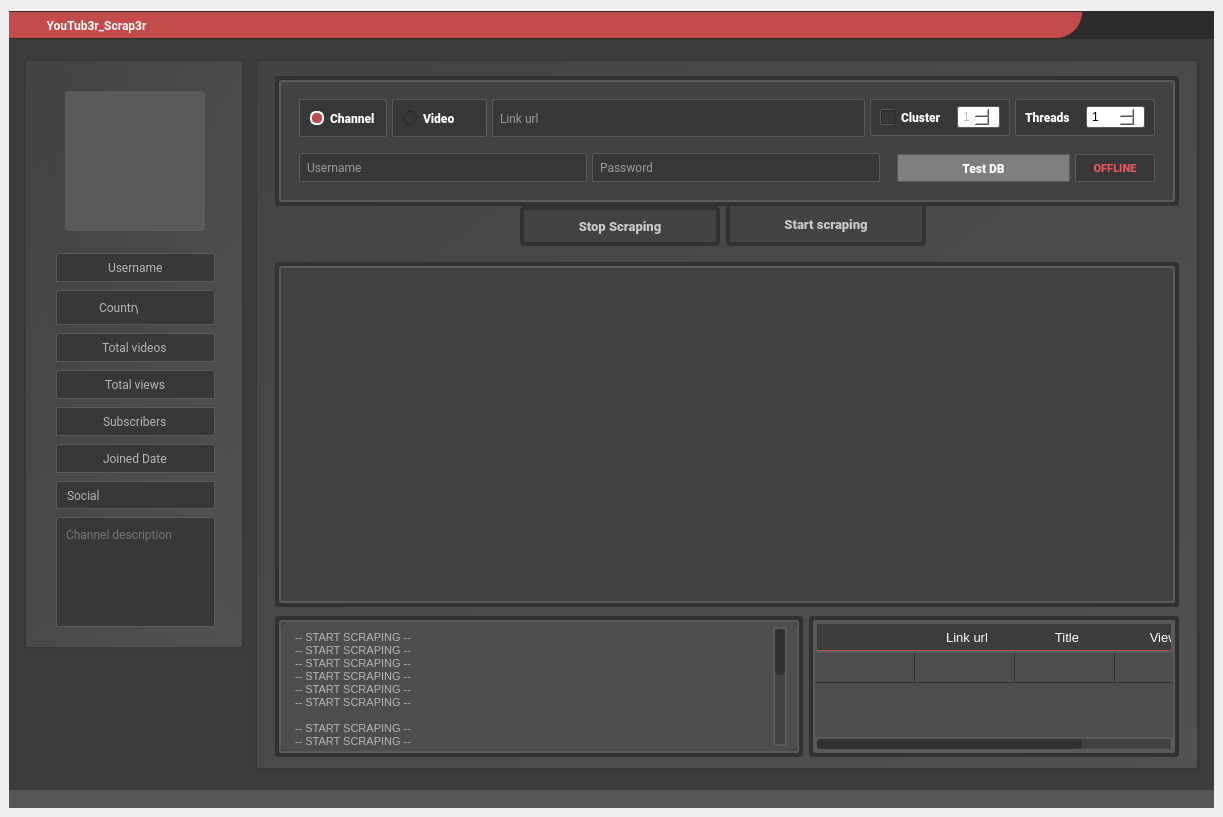
The window that ui/second_gui_style.ui (T4M1Z/GUI-PyQT5-Youtub3r_Scrap3r) describes before a commit, drawn with Qt 5.
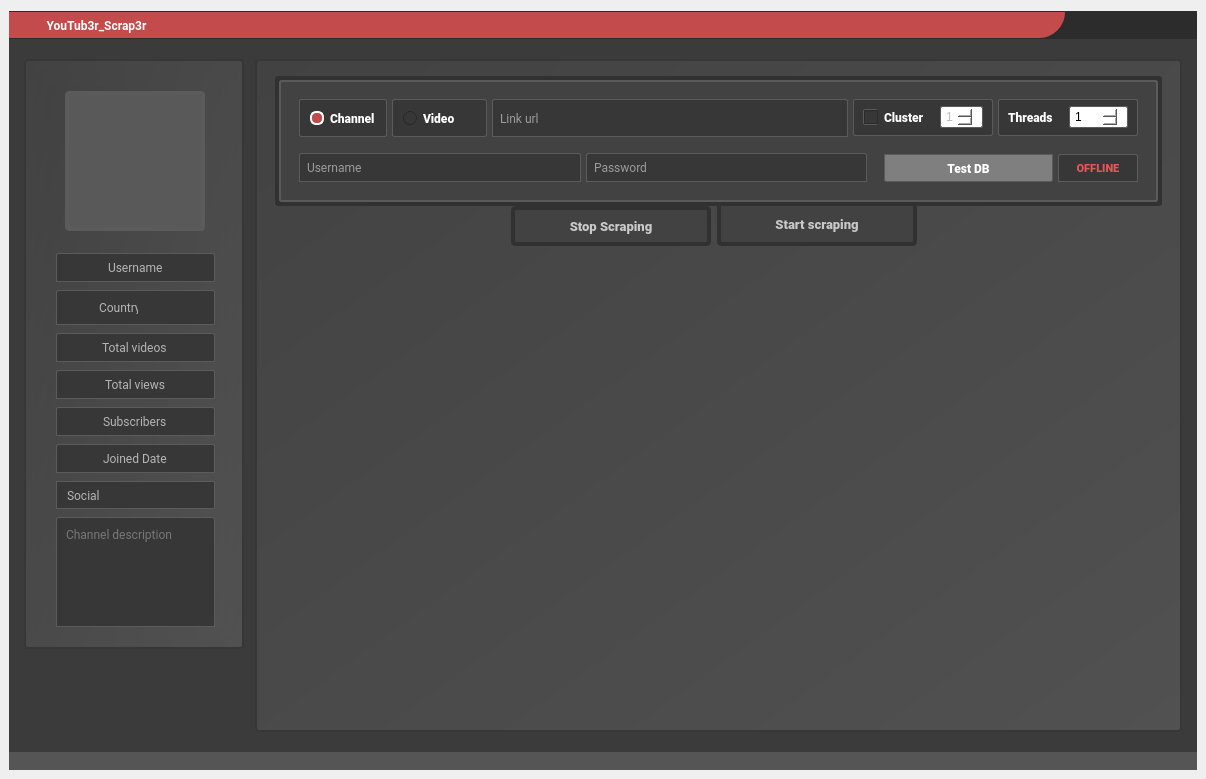
The same window after the commit. Icons and pictures are not drawn.

Commit message: animation, slider, scarping improve, widget, monitoring panel

The edit to the form file:
```diff
--- a/ui/second_gui_style.ui
+++ b/ui/second_gui_style.ui
@@ -6,8 +6,8 @@
    <rect>
     <x>0</x>
     <y>0</y>
-    <width>1223</width>
-    <height>817</height>
+    <width>1206</width>
+    <height>779</height>
    </rect>
   </property>
   <property name="minimumSize">
@@ -2555,429 +2555,7 @@
               </widget>
              </item>
              <item>
-              <layout class="QHBoxLayout" name="horizontalLayout_20">
-               <property name="spacing">
-                <number>0</number>
-               </property>
-               <property name="topMargin">
-                <number>0</number>
-               </property>
-               <item>
-                <widget class="QFrame" name="frame_14">
-                 <property name="styleSheet">
-                  <string notr="true">border:none;
-background-color: qlineargradient(spread:pad, x1:0, y1:0.0116818, x2:1, y2:1, stop:1 rgba(0, 0, 0, 0));</string>
-                 </property>
-                 <property name="frameShape">
-                  <enum>QFrame::StyledPanel</enum>
-                 </property>
-                 <property name="frameShadow">
-                  <enum>QFrame::Raised</enum>
-                 </property>
-                 <layout class="QHBoxLayout" name="horizontalLayout_18" stretch="5">
-                  <property name="topMargin">
-                   <number>0</number>
-                  </property>
-                  <item>
-                   <widget class="QFrame" name="frame_5">
-                    <property name="styleSheet">
-                     <string notr="true">background-color: rgb(49, 49, 49);
-border-radius:3px;
-
-border:0px;</string>
-                    </property>
-                    <property name="frameShape">
-                     <enum>QFrame::StyledPanel</enum>
-                    </property>
-                    <property name="frameShadow">
-                     <enum>QFrame::Raised</enum>
-                    </property>
-                    <layout class="QHBoxLayout" name="horizontalLayout_14">
-                     <property name="leftMargin">
-                      <number>4</number>
-                     </property>
-                     <property name="topMargin">
-                      <number>4</number>
-                     </property>
-                     <property name="rightMargin">
-                      <number>4</number>
-                     </property>
-                     <property name="bottomMargin">
-                      <number>4</number>
-                     </property>
-                     <item>
-                      <widget class="QFrame" name="frame_2">
-                       <property name="styleSheet">
-                        <string notr="true">background-color: rgb(66, 66, 66);
-border:2px solid rgb(90, 90, 90);</string>
-                       </property>
-                       <property name="frameShape">
-                        <enum>QFrame::StyledPanel</enum>
-                       </property>
-                       <property name="frameShadow">
-                        <enum>QFrame::Raised</enum>
-                       </property>
-                       <layout class="QHBoxLayout" name="horizontalLayout_11">
-                        <property name="leftMargin">
-                         <number>9</number>
-                        </property>
-                        <property name="topMargin">
-                         <number>9</number>
-                        </property>
-                        <item>
-                         <layout class="QVBoxLayout" name="selenium_layout"/>
-                        </item>
-                       </layout>
-                      </widget>
-                     </item>
-                    </layout>
-                   </widget>
-                  </item>
-                 </layout>
-                </widget>
-               </item>
-              </layout>
-             </item>
-             <item>
-              <widget class="QFrame" name="scraping_monitoring_frame">
-               <property name="maximumSize">
-                <size>
-                 <width>16777215</width>
-                 <height>16777215</height>
-                </size>
-               </property>
-               <property name="styleSheet">
-                <string notr="true">border:none;
-background-color: qlineargradient(spread:pad, x1:0, y1:0.0116818, x2:1, y2:1, stop:1 rgba(0, 0, 0, 0));</string>
-               </property>
-               <property name="frameShape">
-                <enum>QFrame::StyledPanel</enum>
-               </property>
-               <property name="frameShadow">
-                <enum>QFrame::Raised</enum>
-               </property>
-               <layout class="QHBoxLayout" name="horizontalLayout_28" stretch="10,7">
-                <property name="topMargin">
-                 <number>0</number>
-                </property>
-                <property name="bottomMargin">
-                 <number>0</number>
-                </property>
-                <item>
-                 <widget class="QFrame" name="frame_20">
-                  <property name="styleSheet">
-                   <string notr="true">background-color: rgb(49, 49, 49);
-border-radius:3px;
-
-border:0px;</string>
-                  </property>
-                  <property name="frameShape">
-                   <enum>QFrame::StyledPanel</enum>
-                  </property>
-                  <property name="frameShadow">
-                   <enum>QFrame::Raised</enum>
-                  </property>
-                  <layout class="QHBoxLayout" name="horizontalLayout_24">
-                   <property name="leftMargin">
-                    <number>4</number>
-                   </property>
-                   <property name="topMargin">
-                    <number>4</number>
-                   </property>
-                   <property name="rightMargin">
-                    <number>4</number>
-                   </property>
-                   <property name="bottomMargin">
-                    <number>4</number>
-                   </property>
-                   <item>
-                    <widget class="QFrame" name="frame_23">
-                     <property name="styleSheet">
-                      <string notr="true">background-color: rgb(66, 66, 66);
-border:2px solid rgb(90, 90, 90);</string>
-                     </property>
-                     <property name="frameShape">
-                      <enum>QFrame::StyledPanel</enum>
-                     </property>
-                     <property name="frameShadow">
-                      <enum>QFrame::Raised</enum>
-                     </property>
-                     <layout class="QHBoxLayout" name="horizontalLayout_25">
-                      <property name="leftMargin">
-                       <number>0</number>
-                      </property>
-                      <property name="topMargin">
-                       <number>0</number>
-                      </property>
-                      <property name="rightMargin">
-                       <number>0</number>
-                      </property>
-                      <property name="bottomMargin">
-                       <number>0</number>
-                      </property>
-                      <item>
-                       <widget class="QTextBrowser" name="textBrowser">
-                        <property name="styleSheet">
-                         <string notr="true">QTextBrowser{
-	border:none;
-		color: rgb(181, 181, 181);
-	border-radius:8px;
-	background-color: rgb(77, 77, 77);
-	padding-left:10px;
-	padding-top:5px;
-	padding-bottom:5px;
-	padding-right:10px;
-}</string>
-                        </property>
-                        <property name="html">
-                         <string>&lt;!DOCTYPE HTML PUBLIC &quot;-//W3C//DTD HTML 4.0//EN&quot; &quot;http://www.w3.org/TR/REC-html40/strict.dtd&quot;&gt;
-&lt;html&gt;&lt;head&gt;&lt;meta name=&quot;qrichtext&quot; content=&quot;1&quot; /&gt;&lt;style type=&quot;text/css&quot;&gt;
-p, li { white-space: pre-wrap; }
-&lt;/style&gt;&lt;/head&gt;&lt;body style=&quot; font-family:'MS Shell Dlg 2'; font-size:8.25pt; font-weight:400; font-style:normal;&quot;&gt;
-&lt;p style=&quot; margin-top:0px; margin-bottom:0px; margin-left:0px; margin-right:0px; -qt-block-indent:0; text-indent:0px;&quot;&gt;-- START SCRAPING --	&lt;/p&gt;
-&lt;p style=&quot; margin-top:0px; margin-bottom:0px; margin-left:0px; margin-right:0px; -qt-block-indent:0; text-indent:0px;&quot;&gt;-- START SCRAPING --	&lt;/p&gt;
-&lt;p style=&quot; margin-top:0px; margin-bottom:0px; margin-left:0px; margin-right:0px; -qt-block-indent:0; text-indent:0px;&quot;&gt;-- START SCRAPING --	&lt;/p&gt;
-&lt;p style=&quot; margin-top:0px; margin-bottom:0px; margin-left:0px; margin-right:0px; -qt-block-indent:0; text-indent:0px;&quot;&gt;-- START SCRAPING --	&lt;/p&gt;
-&lt;p style=&quot; margin-top:0px; margin-bottom:0px; margin-left:0px; margin-right:0px; -qt-block-indent:0; text-indent:0px;&quot;&gt;-- START SCRAPING --	&lt;/p&gt;
-&lt;p style=&quot; margin-top:0px; margin-bottom:0px; margin-left:0px; margin-right:0px; -qt-block-indent:0; text-indent:0px;&quot;&gt;-- START SCRAPING --	&lt;/p&gt;
-&lt;p style=&quot;-qt-paragraph-type:empty; margin-top:0px; margin-bottom:0px; margin-left:0px; margin-right:0px; -qt-block-indent:0; text-indent:0px;&quot;&gt;&lt;br /&gt;&lt;/p&gt;
-&lt;p style=&quot; margin-top:0px; margin-bottom:0px; margin-left:0px; margin-right:0px; -qt-block-indent:0; text-indent:0px;&quot;&gt;-- START SCRAPING --	&lt;/p&gt;
-&lt;p style=&quot; margin-top:0px; margin-bottom:0px; margin-left:0px; margin-right:0px; -qt-block-indent:0; text-indent:0px;&quot;&gt;-- START SCRAPING --	&lt;/p&gt;
-&lt;p style=&quot; margin-top:0px; margin-bottom:0px; margin-left:0px; margin-right:0px; -qt-block-indent:0; text-indent:0px;&quot;&gt;-- START SCRAPING --	&lt;/p&gt;
-&lt;p style=&quot; margin-top:0px; margin-bottom:0px; margin-left:0px; margin-right:0px; -qt-block-indent:0; text-indent:0px;&quot;&gt;-- START SCRAPING --	&lt;/p&gt;
-&lt;p style=&quot; margin-top:0px; margin-bottom:0px; margin-left:0px; margin-right:0px; -qt-block-indent:0; text-indent:0px;&quot;&gt;-- START SCRAPING --	&lt;/p&gt;
-&lt;p style=&quot; margin-top:0px; margin-bottom:0px; margin-left:0px; margin-right:0px; -qt-block-indent:0; text-indent:0px;&quot;&gt;-- START SCRAPING --	&lt;/p&gt;
-&lt;p style=&quot; margin-top:0px; margin-bottom:0px; margin-left:0px; margin-right:0px; -qt-block-indent:0; text-indent:0px;&quot;&gt;-- START SCRAPING --	&lt;/p&gt;
-&lt;p style=&quot; margin-top:0px; margin-bottom:0px; margin-left:0px; margin-right:0px; -qt-block-indent:0; text-indent:0px;&quot;&gt;-- START SCRAPING --	&lt;/p&gt;
-&lt;p style=&quot; margin-top:0px; margin-bottom:0px; margin-left:0px; margin-right:0px; -qt-block-indent:0; text-indent:0px;&quot;&gt;-- START SCRAPING --	&lt;/p&gt;
-&lt;p style=&quot; margin-top:0px; margin-bottom:0px; margin-left:0px; margin-right:0px; -qt-block-indent:0; text-indent:0px;&quot;&gt;-- START SCRAPING --	&lt;/p&gt;
-&lt;p style=&quot; margin-top:0px; margin-bottom:0px; margin-left:0px; margin-right:0px; -qt-block-indent:0; text-indent:0px;&quot;&gt;-- START SCRAPING --	&lt;/p&gt;
-&lt;p style=&quot; margin-top:0px; margin-bottom:0px; margin-left:0px; margin-right:0px; -qt-block-indent:0; text-indent:0px;&quot;&gt;-- START SCRAPING --	&lt;/p&gt;
-&lt;p style=&quot; margin-top:0px; margin-bottom:0px; margin-left:0px; margin-right:0px; -qt-block-indent:0; text-indent:0px;&quot;&gt;-- START SCRAPING --	&lt;/p&gt;
-&lt;p style=&quot; margin-top:0px; margin-bottom:0px; margin-left:0px; margin-right:0px; -qt-block-indent:0; text-indent:0px;&quot;&gt;-- START SCRAPING --	&lt;/p&gt;
-&lt;p style=&quot; margin-top:0px; margin-bottom:0px; margin-left:0px; margin-right:0px; -qt-block-indent:0; text-indent:0px;&quot;&gt;-- START SCRAPING --	&lt;/p&gt;&lt;/body&gt;&lt;/html&gt;</string>
-                        </property>
-                       </widget>
-                      </item>
-                     </layout>
-                    </widget>
-                   </item>
-                  </layout>
-                 </widget>
-                </item>
-                <item>
-                 <widget class="QFrame" name="frame_26">
-                  <property name="frameShape">
-                   <enum>QFrame::StyledPanel</enum>
-                  </property>
-                  <property name="frameShadow">
-                   <enum>QFrame::Raised</enum>
-                  </property>
-                  <layout class="QHBoxLayout" name="horizontalLayout_31">
-                   <property name="leftMargin">
-                    <number>0</number>
-                   </property>
-                   <property name="topMargin">
-                    <number>0</number>
-                   </property>
-                   <property name="rightMargin">
-                    <number>0</number>
-                   </property>
-                   <property name="bottomMargin">
-                    <number>0</number>
-                   </property>
-                   <item>
-                    <widget class="QFrame" name="frame_27">
-                     <property name="styleSheet">
-                      <string notr="true">background-color: rgb(49, 49, 49);
-border-radius:3px;
-
-border:0px;</string>
-                     </property>
-                     <property name="frameShape">
-                      <enum>QFrame::StyledPanel</enum>
-                     </property>
-                     <property name="frameShadow">
-                      <enum>QFrame::Raised</enum>
-                     </property>
-                     <layout class="QHBoxLayout" name="horizontalLayout_29">
-                      <property name="leftMargin">
-                       <number>4</number>
-                      </property>
-                      <property name="topMargin">
-                       <number>4</number>
-                      </property>
-                      <property name="rightMargin">
-                       <number>4</number>
-                      </property>
-                      <property name="bottomMargin">
-                       <number>4</number>
-                      </property>
-                      <item>
-                       <widget class="QFrame" name="frame_28">
-                        <property name="styleSheet">
-                         <string notr="true">background-color: rgb(66, 66, 66);
-border:2px solid rgb(90, 90, 90);</string>
-                        </property>
-                        <property name="frameShape">
-                         <enum>QFrame::StyledPanel</enum>
-                        </property>
-                        <property name="frameShadow">
-                         <enum>QFrame::Raised</enum>
-                        </property>
-                        <layout class="QHBoxLayout" name="horizontalLayout_30">
-                         <property name="leftMargin">
-                          <number>0</number>
-                         </property>
-                         <property name="topMargin">
-                          <number>0</number>
-                         </property>
-                         <property name="rightMargin">
-                          <number>0</number>
-                         </property>
-                         <property name="bottomMargin">
-                          <number>0</number>
-                         </property>
-                         <item>
-                          <widget class="QTableWidget" name="tableWidget">
-                           <property name="font">
-                            <font>
-                             <family>Roboto</family>
-                            </font>
-                           </property>
-                           <property name="styleSheet">
-                            <string notr="true">QTableWidget{
-	border-radius:8px;
-	border: none;
-}
-
-
-
-QTableWidget, QHeaderView::section, QTableWidget QTableCornerButton:section
-{
-	background-color: rgb(77, 77, 77);
-    color: #fff;
-    gridline-color:  rgb(48, 48, 48);
-
-}
-
-QTableWidget::item:selected
-{
-	background-color: rgb(56, 56, 56);
-}
-
-
-QTableWidget QTableCornerButton::section {
-background-color: qlineargradient(spread:pad, x1:0, y1:0.0116818, x2:1, y2:1, stop:1 rgba(0, 0, 0, 0));
-}
-
-QHeaderView{
-font: 13px ;
-color:rgb(240, 240, 240);
-background-color: rgb(80, 80, 80);
-}
-QHeaderView::section:horizontal{
-min-height:30px;
-border:0;
-border-bottom:1px solid rgb(195, 75, 75);
-background-color: rgb(60,60,60);
-}
-
-QHeaderView::section{
-font: 13px ;
-text-align:center;
-}
-QHeaderView::section:hover{
-	color: rgb(255, 255, 255);
-	background-color: rgb(75, 75, 75);
-}
-QHeaderView::section:checked{/*不取消高亮*/
-	color: rgb(255, 255, 255);
-	background-color: rgb(75, 75, 75);
-}
-QHeaderView::section:selected{
-	color: rgb(255, 255, 255);
-	background-color: rgb(75, 75, 75);
-}
-QHeaderView::section:checked:hover{
-	color: rgb(255, 255, 255);
-	background-color: rgb(75, 75, 75);
-}
-</string>
-                           </property>
-                           <property name="horizontalScrollBarPolicy">
-                            <enum>Qt::ScrollBarAsNeeded</enum>
-                           </property>
-                           <property name="alternatingRowColors">
-                            <bool>false</bool>
-                           </property>
-                           <property name="showGrid">
-                            <bool>true</bool>
-                           </property>
-                           <property name="sortingEnabled">
-                            <bool>false</bool>
-                           </property>
-                           <property name="rowCount">
-                            <number>1</number>
-                           </property>
-                           <property name="columnCount">
-                            <number>4</number>
-                           </property>
-                           <attribute name="horizontalHeaderHighlightSections">
-                            <bool>true</bool>
-                           </attribute>
-                           <attribute name="horizontalHeaderShowSortIndicator" stdset="0">
-                            <bool>false</bool>
-                           </attribute>
-                           <attribute name="horizontalHeaderStretchLastSection">
-                            <bool>false</bool>
-                           </attribute>
-                           <attribute name="verticalHeaderVisible">
-                            <bool>false</bool>
-                           </attribute>
-                           <attribute name="verticalHeaderCascadingSectionResizes">
-                            <bool>false</bool>
-                           </attribute>
-                           <attribute name="verticalHeaderHighlightSections">
-                            <bool>false</bool>
-                           </attribute>
-                           <attribute name="verticalHeaderShowSortIndicator" stdset="0">
-                            <bool>false</bool>
-                           </attribute>
-                           <row/>
-                           <column>
-                            <property name="text">
-                             <string/>
-                            </property>
-                           </column>
-                           <column>
-                            <property name="text">
-                             <string>Link url</string>
-                            </property>
-                           </column>
-                           <column>
-                            <property name="text">
-                             <string>Title</string>
-                            </property>
-                           </column>
-                           <column>
-                            <property name="text">
-                             <string>Views</string>
-                            </property>
-                           </column>
-                          </widget>
-                         </item>
-                        </layout>
-                       </widget>
-                      </item>
-                     </layout>
-                    </widget>
-                   </item>
-                  </layout>
-                 </widget>
-                </item>
-               </layout>
-              </widget>
+              <layout class="QHBoxLayout" name="central_panel_layout"/>
              </item>
              <item>
               <spacer name="verticalSpacer_4">
```
Left out of the diff: 2 changed lines with no effect on the pictures. The commit also changes 37 other files.
